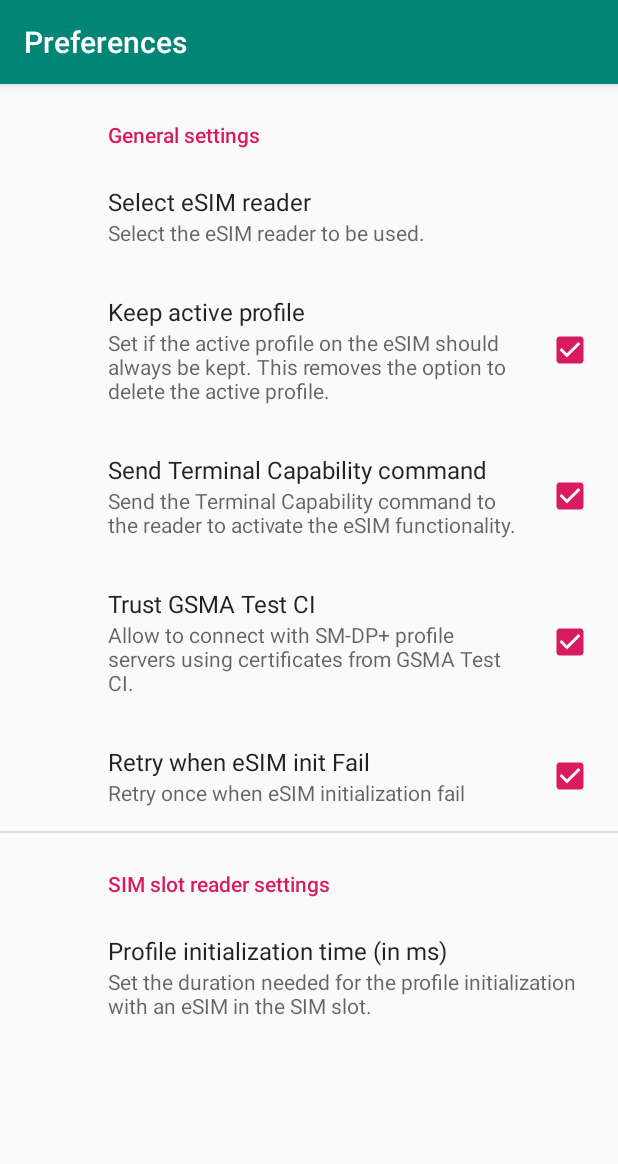
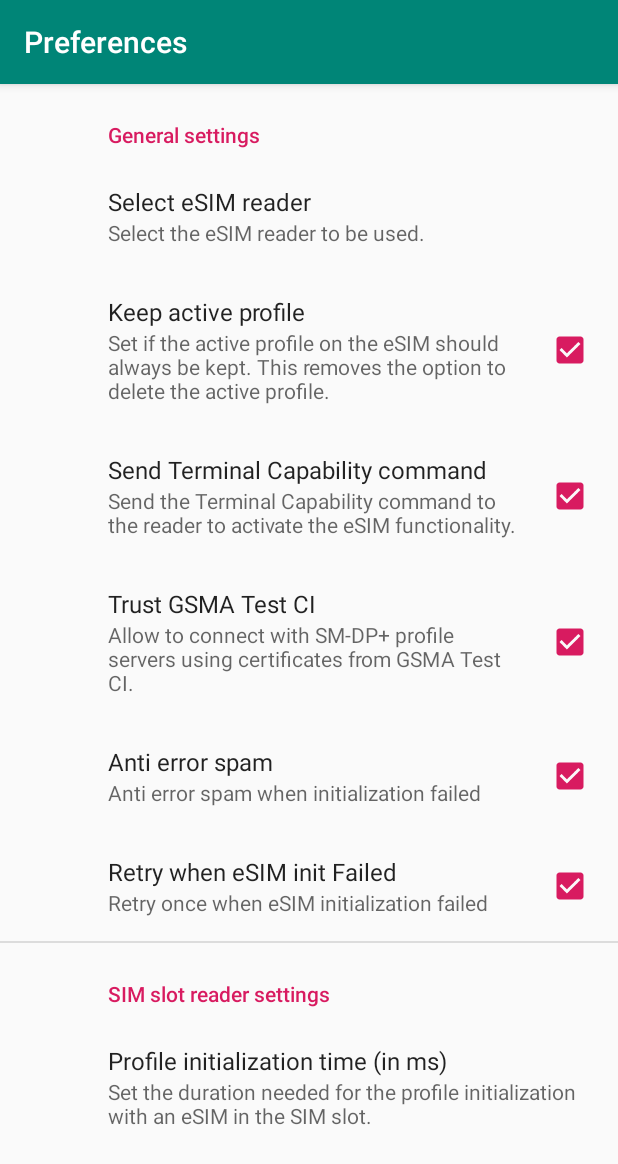
Before and after one commit to CursedHardware/InfiLPA, an Android app: the PreferenceFragment screen opened directly, with no data from a screen before it, on a phone screen of 412 x 824 dp. Shown: the top 1164 px of the screen. Run offline under Robolectric (Android 15) with nearby library versions, the light colour scheme and no system bars; our stand-ins replace androidx.preference.

Commit message:
feat: anti retry spam pref (#6)
* fix: wrong default_value key in retry_when_fail

* feat: anti retry spam pref

```diff
--- a/app/src/main/java/com/infineon/esim/lpa/data/Preferences.java
+++ b/app/src/main/java/com/infineon/esim/lpa/data/Preferences.java
@@ -138,6 +138,12 @@ final public class Preferences implements SharedPreferences.OnSharedPreferenceCh
         return Application.getSharedPreferences().getBoolean(key, defaultValue);
     }
 
+    public static Boolean getAntiRetrySpam() {
+        String key = Application.getStringResource(R.string.pref_key_anti_retry_spam);
+        boolean defaultValue = Boolean.parseBoolean(Application.getStringResource(R.string.pref_def_value_anti_retry_spam));
+        return Application.getSharedPreferences().getBoolean(key, defaultValue);
+    }
+
     public static void setPermissionFinallyDenied(String permission) {
         String key = "com.infineon.esim.lpa.pref." + permission;
         Application.getSharedPreferences()
--- a/app/src/main/java/com/infineon/esim/lpa/euicc/EuiccManager.java
+++ b/app/src/main/java/com/infineon/esim/lpa/euicc/EuiccManager.java
@@ -276,10 +276,10 @@ public class EuiccManager implements EuiccInterfaceStatusChangeHandler {
 
         if (interfaceTag == null) {
             Log.error(TAG,"interfaceTAG is null");
-            if (Preferences.getRetryWhenFail()) refreshEuiccRetry = !refreshEuiccRetry;
+            if (Preferences.getRetryWhenFail() && Preferences.getAntiRetrySpam()) refreshEuiccRetry = !refreshEuiccRetry;
         }
 
-        if (interfaceTag != null | (Preferences.getRetryWhenFail() && refreshEuiccRetry)) {
+        if (interfaceTag != null | !Preferences.getAntiRetrySpam() | (Preferences.getRetryWhenFail() && refreshEuiccRetry)) {
             if (refreshEuiccRetry) Log.debug(TAG,"Retry when interfaceTAG is null");
             startRefreshingEuiccList();
         }
--- a/app/src/main/res/values/strings.xml
+++ b/app/src/main/res/values/strings.xml
@@ -146,7 +146,8 @@
     <string name="pref_title_open_logical_channel">Open new logical channel</string>
     <string name="pref_title_trust_gsma_test_ci">Trust GSMA Test CI</string>
     <string name="pref_title_change_mtu">Request higher MTU</string>
-    <string name="pref_title_retry_when_fail">Retry when eSIM init Fail</string>
+    <string name="pref_title_retry_when_fail">Retry when eSIM init Failed</string>
+    <string name="pref_title_anti_retry_spam">Anti error spam</string>
 
     <string name="pref_key_select_se">com.infineon.esim.lpa.pref.select_se</string>
     <string name="pref_key_connect_ble_device">com.infineon.esim.lpa.pref.connect_ble_device</string>
@@ -158,6 +159,7 @@
     <string name="pref_key_trust_gsma_test_ci">com.infineon.esim.lpa.pref.trust_gsma_test_ci</string>
     <string name="pref_key_change_mtu">com.infineon.esim.lpa.pref.change_mtu</string>
     <string name="pref_key_retry_when_fail">com.infineon.esim.lpa.pref.retry_when_fail</string>
+    <string name="pref_key_anti_retry_spam">com.infineon.esim.lpa.pref.anti_retry_spam</string>
 
     <string name="pref_summary_select_se">Select the eSIM reader to be used.</string>
     <string name="pref_summary_euicc_profile_init_time">Set the duration needed for the profile initialization with an eSIM in the SIM slot.</string>
@@ -167,7 +169,8 @@
     <string name="pref_summary_trust_gsma_test_ci">Allow to connect with SM-DP+ profile servers using certificates from GSMA Test CI.</string>
     <string name="pref_summary_connect_ble_device">Connect or disconnect a BLE companion device for the hybrid LPA setup.</string>
     <string name="pref_summary_change_mtu">Set if this device should request a change to a higher MTU from the BLE device. Do not enable for Samsung devices.</string>
-    <string name="pref_summary_retry_when_fail">Retry once when eSIM initialization fail</string>
+    <string name="pref_summary_retry_when_fail">Retry once when eSIM initialization failed</string>
+    <string name="pref_summary_anti_retry_spam">Anti error spam when initialization failed</string>
 
     <string name="pref_def_value_select_se" tools:ignore="Typos">NONE</string>
     <string name="pref_def_value_euicc_profile_init_time">4000</string>
@@ -177,6 +180,7 @@
     <string name="pref_def_value_trust_gsma_test_ci">true</string>
     <string name="pref_def_value_change_mtu">true</string>
     <string name="pref_def_value_retry_when_fail">true</string>
+    <string name="pref_def_value_anti_retry_spam">true</string>
 
     <string name="pref_progress_refreshing_euicc_list">Refreshing reader list…</string>
     <string name="pref_progress_connecting_reader">Connecting %1$s reader…</string>
--- a/app/src/main/res/xml/preferences.xml
+++ b/app/src/main/res/xml/preferences.xml
@@ -58,10 +58,17 @@
         </CheckBoxPreference>
 
         <CheckBoxPreference
+            android:title="@string/pref_title_anti_retry_spam"
+            android:key="@string/pref_key_anti_retry_spam"
+            android:summary="@string/pref_summary_anti_retry_spam"
+            android:defaultValue="@string/pref_def_value_anti_retry_spam">
+        </CheckBoxPreference>
+
+        <CheckBoxPreference
             android:title="@string/pref_title_retry_when_fail"
             android:key="@string/pref_key_retry_when_fail"
             android:summary="@string/pref_summary_retry_when_fail"
-            android:defaultValue="@string/pref_def_value_trust_gsma_test_ci">
+            android:defaultValue="@string/pref_def_value_retry_when_fail">
         </CheckBoxPreference>
     </PreferenceCategory>
 
```
